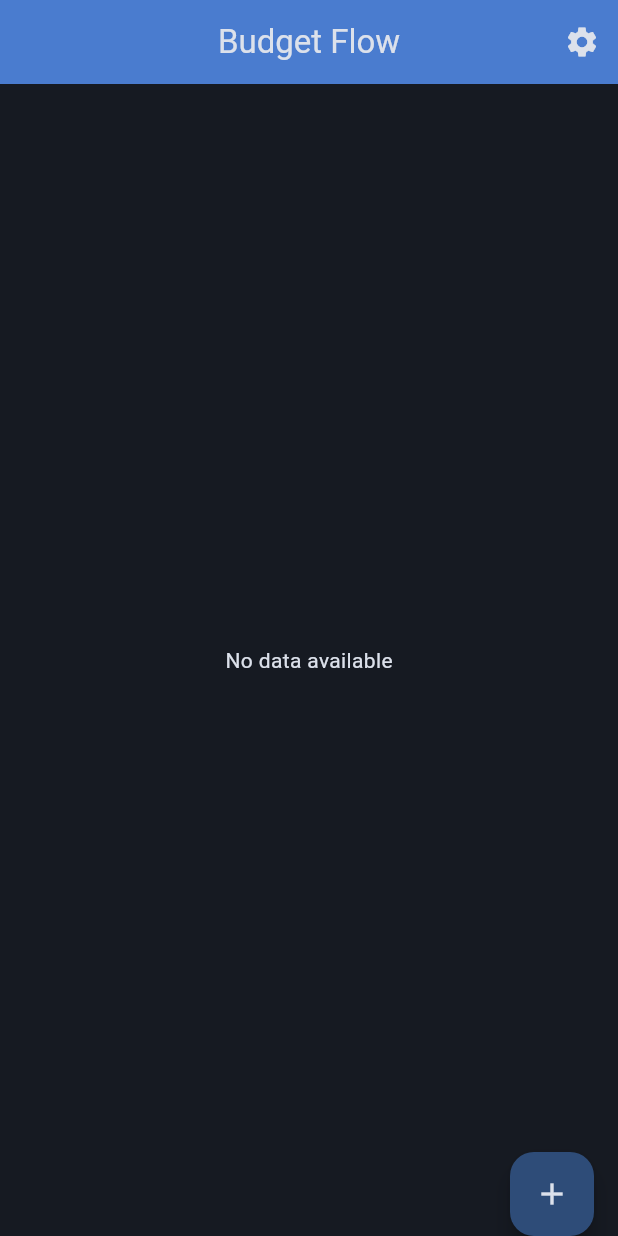
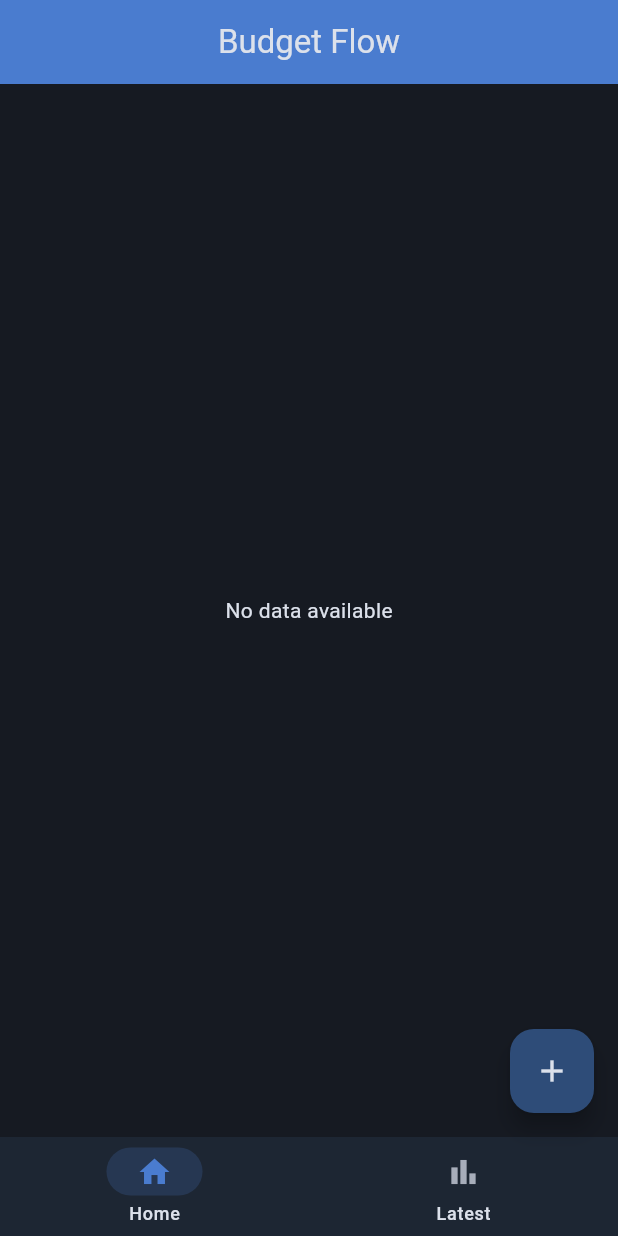
Before and after one commit to Joni06/BudgetFlow, a Flutter app: the screen it shows after launch, on a phone screen of 412 x 824 dp. Run offline on Flutter 3.47's test engine with Material 3 defaults, Android fonts, the phone set to English and light mode, and no system bars.

Commit message:
added nav bar

```diff
--- a/lib/views/home_view.dart
+++ b/lib/views/home_view.dart
@@ -1,5 +1,4 @@
 import 'package:budget_flow/theme/app_theme.dart';
-import 'package:budget_flow/views/settings/settings_view.dart';
 import 'package:budget_flow/views/year_view.dart';
 import 'package:flutter/material.dart';
 import 'package:provider/provider.dart';
@@ -9,10 +8,17 @@ import '../logic/settings_provider.dart';
 import '../widgets/dialogs/add_transaction_dialog.dart';
 import '../widgets/year_card.dart';
 
-class HomeView extends StatelessWidget {
+class HomeView extends StatefulWidget {
   final String title;
 
   const HomeView({super.key, required this.title});
+
+  @override
+  State<HomeView> createState() => _HomeViewState();
+}
+
+class _HomeViewState extends State<HomeView> {
+  int _selectedIndex = 0;
 
   @override
   Widget build(BuildContext context) {
@@ -23,30 +29,58 @@ class HomeView extends StatelessWidget {
       return const Scaffold(body: Center(child: CircularProgressIndicator()));
     }
 
-    final years = budgetProv.years;
+    final List<Widget> pages = [
+      _buildHomeContent(budgetProv),
+      const Center(child: Text('Lates')),
+    ];
 
     return Scaffold(
       appBar: AppBar(
-        backgroundColor: Theme.of(context).colorScheme.primary,
-        title: Text(title),
+        backgroundColor: AppTheme.primary,
+        title: Text(widget.title),
         centerTitle: true,
-        actions: [
-          IconButton(
-            icon: const Icon(Icons.settings),
-            onPressed: () {
-              Navigator.push(
-                context,
-                MaterialPageRoute(
-                  builder: (context) => const SettingsView(title: 'Settings'),
       ),
-              );
+      body: pages[_selectedIndex],
+
+      bottomNavigationBar: NavigationBar(
+        height: 66,
+        backgroundColor: AppTheme.surface,
+        indicatorColor: AppTheme.primary.withValues(alpha: 0.2),
+        selectedIndex: _selectedIndex,
+
+        onDestinationSelected: (int index) {
+          setState(() {
+            _selectedIndex = index;
+          });
         },
+
+        destinations: [
+          NavigationDestination(
+            icon: Icon(Icons.home, color: AppTheme.textSecondary),
+            selectedIcon: Icon(Icons.home, color: AppTheme.primary),
+            label: 'Home',
+          ),
+          NavigationDestination(
+            icon: Icon(Icons.bar_chart, color: AppTheme.textSecondary),
+            selectedIcon: Icon(Icons.bar_chart, color: AppTheme.primary),
+            label: 'Latest',
           ),
         ],
       ),
-      body: years.isEmpty
-          ? const Center(child: Text('No data available'))
-          : ListView.builder(
+      floatingActionButton: FloatingActionButton(
+        onPressed: () => showAddTransactionDialog(context),
+        backgroundColor: AppTheme.primaryContainer,
+        child: const Icon(Icons.add, color: AppTheme.textPrimary),
+      ),
+      floatingActionButtonLocation: FloatingActionButtonLocation.endFloat,
+    );
+  }
+
+  Widget _buildHomeContent(BudgetProvider budgetProv) {
+    final years = budgetProv.years;
+    if (years.isEmpty) return const Center(child: Text('No data available'));
+
+    return ListView.builder(
       padding: const EdgeInsets.symmetric(vertical: 10),
       itemCount: years.length,
       itemBuilder: (context, index) {
@@ -55,30 +89,17 @@ class HomeView extends StatelessWidget {
           0.0,
           (sum, m) => sum + m.spent,
         );
-
         return YearCard(
           year: yearObj.year,
           spent: totalYearlySpent,
-                  onTap: () {
-                    Navigator.push(
+          onTap: () => Navigator.push(
             context,
             MaterialPageRoute(
-                        builder: (context) =>
-                            YearView(yearNumber: yearObj.year),
+              builder: (context) => YearView(yearNumber: yearObj.year),
+            ),
           ),
         );
       },
     );
-              },
-            ),
-      floatingActionButton: FloatingActionButton(
-        onPressed: () {
-          showAddTransactionDialog(context);
-        },
-        backgroundColor: AppTheme.primaryContainer,
-        child: const Icon(Icons.add, color: AppTheme.textPrimary),
-      ),
-      floatingActionButtonLocation: FloatingActionButtonLocation.endContained,
-    );
   }
 }
--- a/lib/views/settings/settings_view.dart
+++ b/lib/views/settings/settings_view.dart
@@ -34,7 +34,7 @@ class SettingsView extends StatelessWidget {
               borderRadius: BorderRadius.circular(12),
               boxShadow: [
                 BoxShadow(
-                  color: Colors.black.withValues(),
+                  color: Colors.black.withValues(alpha: 0.2),
                   blurRadius: 4,
                   offset: const Offset(0, 2),
                 ),
--- a/lib/widgets/category_card.dart
+++ b/lib/widgets/category_card.dart
@@ -32,7 +32,7 @@ class CategoryCard extends StatelessWidget {
           borderRadius: BorderRadius.circular(12),
           boxShadow: [
             BoxShadow(
-              color: Colors.black.withValues(),
+              color: Colors.black.withValues(alpha: 0.2),
               blurRadius: 4,
               offset: const Offset(0, 2),
             ),
--- a/lib/widgets/month_card.dart
+++ b/lib/widgets/month_card.dart
@@ -32,7 +32,7 @@ class MonthCard extends StatelessWidget {
           borderRadius: BorderRadius.circular(12),
           boxShadow: [
             BoxShadow(
-              color: Colors.black.withValues(),
+              color: Colors.black.withValues(alpha: 0.2),
               blurRadius: 4,
               offset: const Offset(0, 2),
             ),
--- a/lib/widgets/settings/budget_card.dart
+++ b/lib/widgets/settings/budget_card.dart
@@ -110,7 +110,7 @@ class BudgetCard extends StatelessWidget {
         boxShadow: [
           if (shadow)
             BoxShadow(
-              color: Colors.black.withValues(),
+              color: Colors.black.withValues(alpha: 0.2),
               blurRadius: 4,
               offset: const Offset(0, 2),
             ),
--- a/lib/widgets/title_card.dart
+++ b/lib/widgets/title_card.dart
@@ -17,7 +17,7 @@ class TitleCard extends StatelessWidget {
         borderRadius: BorderRadius.circular(12),
         boxShadow: [
           BoxShadow(
-            color: Colors.black.withValues(),
+            color: Colors.black.withValues(alpha: 0.2),
             blurRadius: 4,
             offset: const Offset(0, 2),
           ),
--- a/lib/widgets/transaction_card.dart
+++ b/lib/widgets/transaction_card.dart
@@ -29,7 +29,7 @@ class TransactionCard extends StatelessWidget {
         borderRadius: BorderRadius.circular(12),
         boxShadow: [
           BoxShadow(
-            color: Colors.black.withValues(),
+            color: Colors.black.withValues(alpha: 0.2),
             blurRadius: 4,
             offset: const Offset(0, 2),
           ),
--- a/lib/widgets/year_card.dart
+++ b/lib/widgets/year_card.dart
@@ -28,7 +28,7 @@ class YearCard extends StatelessWidget {
           borderRadius: BorderRadius.circular(12),
           boxShadow: [
             BoxShadow(
-              color: Colors.black.withValues(),
+              color: Colors.black.withValues(alpha: 0.2),
               blurRadius: 4,
               offset: const Offset(0, 2),
             ),
```
Lines whose indentation alone changed are shown as unchanged.
